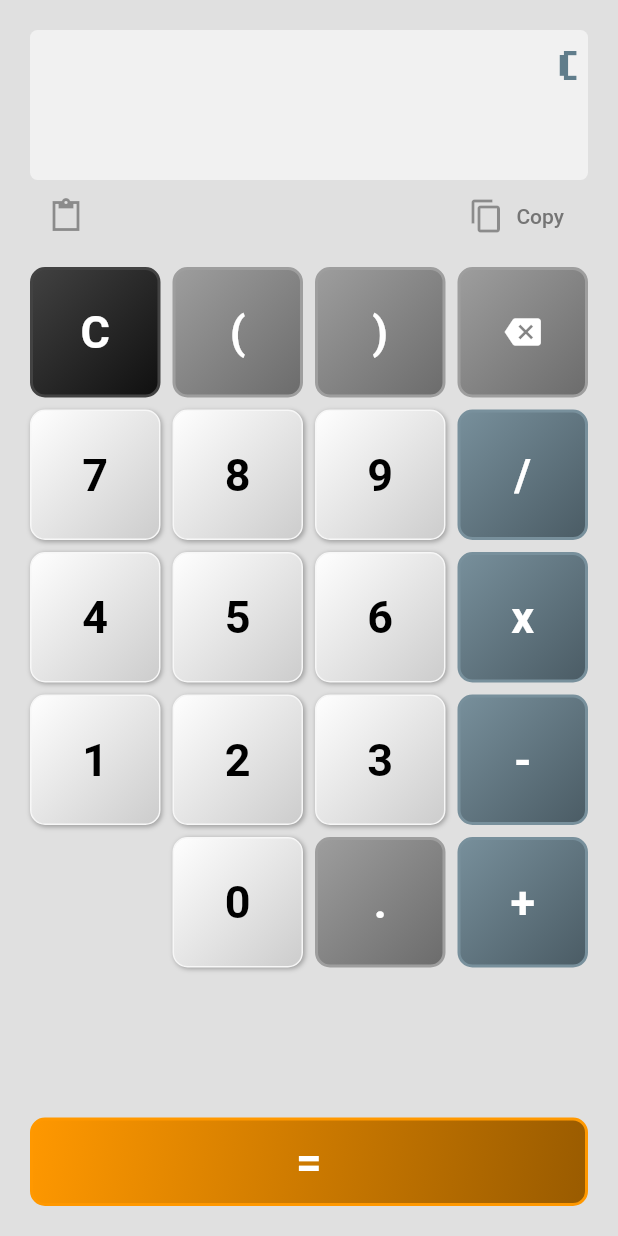
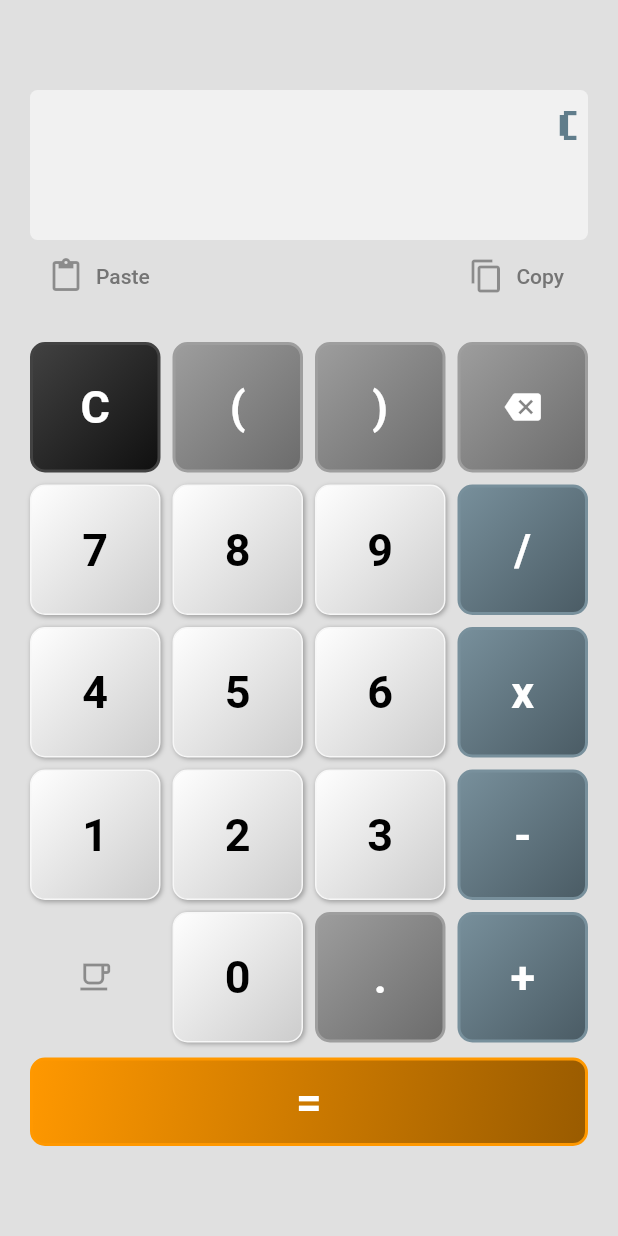
Before and after one commit to enchance/simplecalc, a Flutter app: the screen it shows after launch, after a tap on an icon or button, on a phone screen of 412 x 824 dp. Run offline on Flutter 3.47's test engine with Material 2 defaults, Android fonts, the phone set to English and light mode, and no system bars; our stand-ins replace math_expressions.

Commit message:
fix: scrolling if screen is too small

```diff
--- /dev/null
+++ b/lib/config/utils.dart
@@ -0,0 +1,12 @@
+import 'package:intl/intl.dart';
+import 'package:math_expressions/math_expressions.dart';
+
+
+String humanize(String eqn) {
+  final f = NumberFormat.decimalPattern('en_US');
+
+  Parser p = Parser();
+  Expression exp = p.parse(eqn);
+  double eval = exp.evaluate(EvaluationType.REAL, ContextModel());
+  return f.format(eval);
+}
--- a/lib/providers/Calculator.dart
+++ b/lib/providers/Calculator.dart
@@ -1,16 +1,15 @@
 import 'package:flutter/material.dart';
-import 'package:math_expressions/math_expressions.dart';
-import 'package:intl/intl.dart';
+
+import '../config/utils.dart';
 
 
-
-class CalculatorProvider extends ChangeNotifier {
+class CalculatorProvider with ChangeNotifier {
   String _equation = '';
 
   String get equation => _equation;
 
   void append(String char) {
-    if(_equation.length > 0) {
+    if(_equation.isNotEmpty) {
       String lastChar = _equation[_equation.length - 1];
       List<String> operators = ['+', '-', 'x', '/'];
       if(operators.contains(lastChar) && operators.contains(char)) {
@@ -22,7 +21,7 @@ class CalculatorProvider extends ChangeNotifier {
   }
 
   void pop() {
-    if(_equation.length > 0) {
+    if(_equation.isNotEmpty) {
       _equation = _equation.substring(0, _equation.length - 1);
       notifyListeners();
     }
@@ -35,16 +34,11 @@ class CalculatorProvider extends ChangeNotifier {
 
   String compute() {
     // final f = NumberFormat('#,##0.00', 'en_US');
-    final f = NumberFormat.decimalPattern('en_US');
 
-    String finalEquation = equation;
-    finalEquation = finalEquation.replaceAll('x', '*').replaceAll(',', '');
-    // finalEquation = finalEquation.replaceAll(',', '');
+    String cleanStr = _equation;
+    cleanStr = cleanStr.replaceAll('x', '*').replaceAll(',', '');
 
-    Parser p = Parser();
-    Expression exp = p.parse(finalEquation);
-    double eval = exp.evaluate(EvaluationType.REAL, ContextModel());
-    _equation = f.format(eval);
+    _equation = humanize(cleanStr);
     notifyListeners();
 
     return _equation;
--- a/lib/screens/calculator_screen.dart
+++ b/lib/screens/calculator_screen.dart
@@ -5,6 +5,7 @@ import 'package:intl/intl.dart';
 
 import '../providers/Calculator.dart';
 import '../widgets/calculator_widgets.dart';
+import '../config/utils.dart';
 
 
 
@@ -62,13 +63,13 @@ class _CalculatorScreenState extends State<CalculatorScreen> {
     return Scaffold(
       backgroundColor: Colors.grey[300],
       body: Center(
+        child: SingleChildScrollView(
           child: Container(
             width: (widget.constraints as BoxConstraints).maxWidth > 500
               ? 500
               : double.infinity,
             padding: const EdgeInsets.all(20),
             child: Column(
-            // mainAxisAlignment: MainAxisAlignment.start,
               children: [
                 Container(
                   constraints: const BoxConstraints(
@@ -77,7 +78,6 @@ class _CalculatorScreenState extends State<CalculatorScreen> {
                   ),
                   width: double.infinity,
                   padding: const EdgeInsets.all(5),
-                // margin: const EdgeInsets.only(bottom: 20),
                   decoration: BoxDecoration(
                     color: Colors.white54,
                     // border: Border.all(color: Colors.white, width: 2),
@@ -88,16 +88,19 @@ class _CalculatorScreenState extends State<CalculatorScreen> {
                 Row(
                   mainAxisAlignment: MainAxisAlignment.spaceBetween,
                   children: [
-                  IconButton(
+                    ElevatedButton.icon(
+                      icon: const Icon(Icons.paste, color: Colors.black38),
+                      label: const Text('Paste'),
                       onPressed: () => _paste(calc),
-                      icon: const Icon(
-                        Icons.paste_sharp,
-                        color: Colors.black38,
-                      )
+                      style: ElevatedButton.styleFrom(
+                        backgroundColor: Colors.transparent,
+                        foregroundColor: Colors.grey[600],
+                        elevation: 0,
+                      ),
                     ),
                     ElevatedButton.icon(
                       icon: const Icon(Icons.copy, color: Colors.black38),
-                    label: Text('Copy'),
+                      label: const Text('Copy'),
                       onPressed: () => _copy(context, calc.equation),
                       style: ElevatedButton.styleFrom(
                         backgroundColor: Colors.transparent,
@@ -105,37 +108,23 @@ class _CalculatorScreenState extends State<CalculatorScreen> {
                         elevation: 0,
                       ),
                     ),
-                  // OutlinedButton.icon(
-                  //   onPressed: () => calc.pop(),
-                  //   icon: const Icon(
-                  //     Icons.backspace,
-                  //     color: Colors.black54,
-                  //   ),
-                  //   label: const Text('Delete', style: TextStyle(
-                  //       color: Colors.black54)),
-                  //   style: OutlinedButton.styleFrom(
-                  //
-                  //   ),
-                  // ),
                   ],
                 ),
-              const SizedBox(height: 10),
-              Flexible(
-                child: GridView.builder(
-                  itemCount: _buttons.length,
-                  itemBuilder: (_, idx) => CalcButton(value: _buttons[idx]),
+                const SizedBox(height: 20),
+                GridView(
                   gridDelegate: const SliverGridDelegateWithFixedCrossAxisCount(
                     crossAxisCount: 4,
                     mainAxisSpacing: 8,
                     crossAxisSpacing: 8,
                   ),
+                  shrinkWrap: true,
+                  physics: NeverScrollableScrollPhysics(),
+                  children: _buttons.map((item) => CalcButton(item)).toList(),
                 ),
+                const SizedBox(height: 10),
+                const CalcButton('='),
+              ],
             ),
-              Container(
-                // padding: EdgeInsets.symmetric(vertical: 20),
-                child: CalcButton(value: '=')
-              )
-            ],
           ),
         ),
       ),
--- a/lib/widgets/calculator_widgets.dart
+++ b/lib/widgets/calculator_widgets.dart
@@ -8,12 +8,7 @@ class CalcButton extends StatelessWidget {
   // final Color color;
   final String value;
 
-  const CalcButton(
-      {
-        // required this.color,
-        required this.value,
-        Key? key})
-      : super(key: key);
+  const CalcButton(this.value, {Key? key}) : super(key: key);
 
   @override
   Widget build(BuildContext context) {
@@ -50,7 +45,10 @@ class CalcButton extends StatelessWidget {
           child: CalcContent(color: Colors.grey.shade800, value: value));
     }
     else if(value == 'none') {
-      return const CalcContent(color: Colors.transparent, value: '');
+      return const CalcContent(
+          color: Colors.transparent,
+          value: Icon(Icons.local_cafe_outlined, color: Colors.black38),
+      );
     }
     else {
       return CalcContent(color: Colors.grey, value: value);
```
Also changed, not shown: lib/main.dart (+8 -0 lines), assets/fonts/Digital7-1e1Z.ttf (deleted), pubspec.lock. Lines whose indentation alone changed are shown as unchanged.
